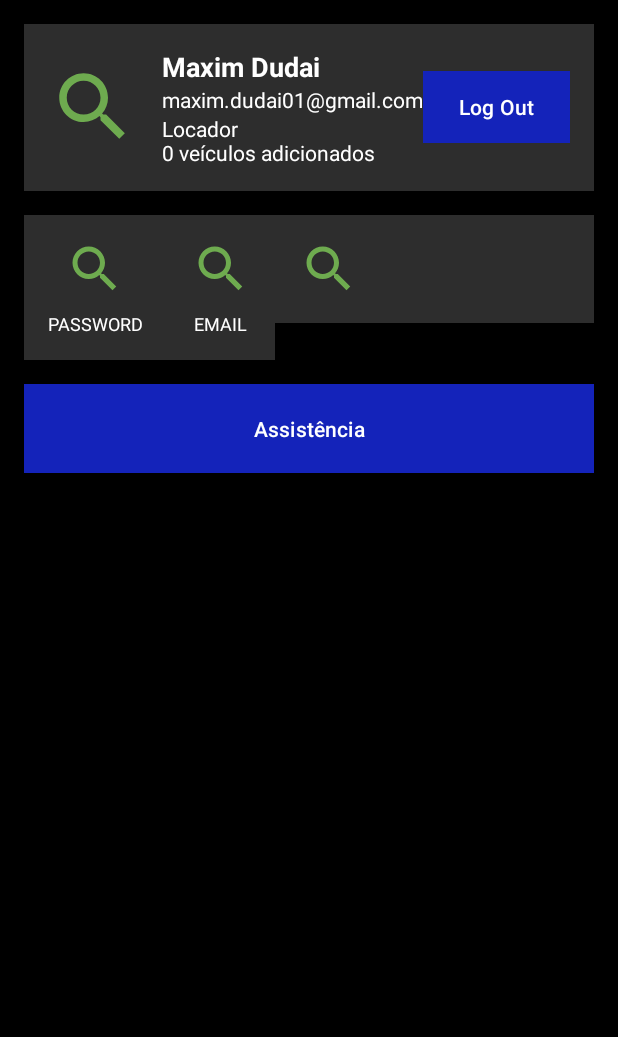
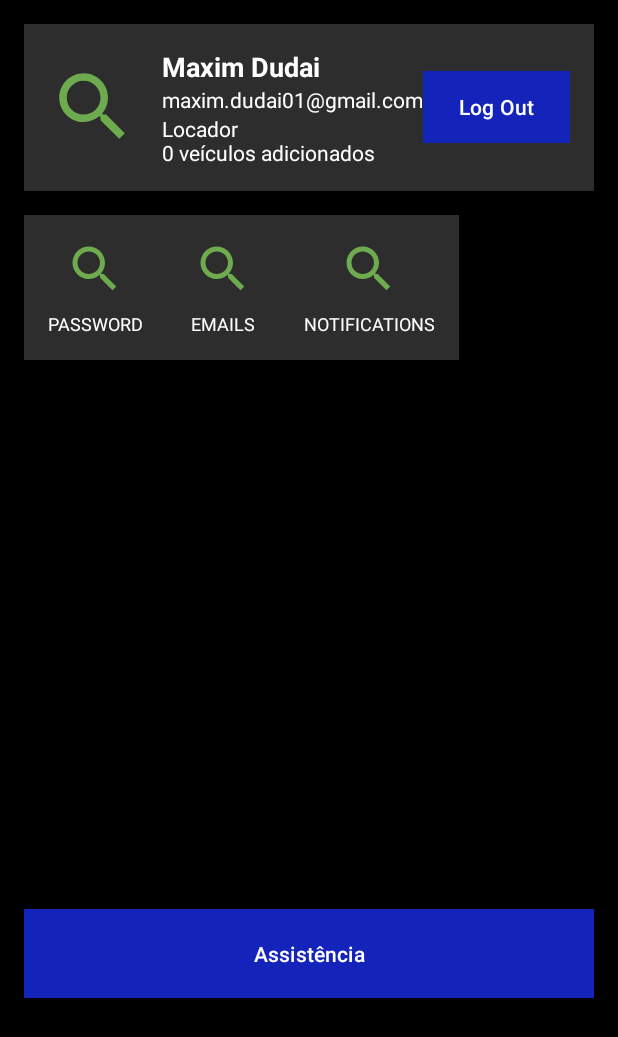
Before and after one commit to maximdudai/FastWheels, an Android app: the screen it shows after launch (UserProfile), after a tap on "LOGIN", on a phone screen of 412 x 824 dp. Shown: the top 1037 px of the screen. Run offline under Robolectric (Android 15) with nearby library versions, the phone set to English and light mode, and no system bars.

Commit message:
PFW-15
- created new package for constants variables used for sharedPreferences
- removing sharedPreferences data when user use logout

```diff
--- a/Mobile/app/src/main/java/pt/ipleiria/estg/dei/fastwheels/Login.java
+++ b/Mobile/app/src/main/java/pt/ipleiria/estg/dei/fastwheels/Login.java
@@ -11,6 +11,7 @@ import android.widget.Toast;
 
 import androidx.appcompat.app.AppCompatActivity;
 
+import pt.ipleiria.estg.dei.fastwheels.constants.Constants;
 import pt.ipleiria.estg.dei.fastwheels.utils.Helpers;
 
 public class Login extends AppCompatActivity {
@@ -19,11 +20,6 @@ public class Login extends AppCompatActivity {
     private EditText userPassword;
     private TextView toRegisterButton;
     private CheckBox keepLoggedInCheckbox;
-
-    private static final String PREFS_NAME = "FastWheelsPrefs";
-    private static final String KEY_EMAIL = "email";
-    private static final String KEY_PASSWORD = "password";
-    private static final String KEY_KEEP_LOGGED_IN = "keepLoggedIn";
 
     @Override
     protected void onCreate(Bundle savedInstanceState) {
@@ -35,12 +31,12 @@ public class Login extends AppCompatActivity {
         toRegisterButton = findViewById(R.id.noAccount);
         keepLoggedInCheckbox = findViewById(R.id.keepLoggedInCheckbox);
 
-        SharedPreferences sharedPreferences = getSharedPreferences(PREFS_NAME, MODE_PRIVATE);
-        boolean keepLoggedIn = sharedPreferences.getBoolean(KEY_KEEP_LOGGED_IN, false);
+        SharedPreferences sharedPreferences = getSharedPreferences(Constants.PREFS_NAME, MODE_PRIVATE);
+        boolean keepLoggedIn = sharedPreferences.getBoolean(Constants.KEY_KEEP_LOGGED_IN, false);
 
         if (keepLoggedIn) {
-            String savedEmail = sharedPreferences.getString(KEY_EMAIL, null);
-            String savedPassword = sharedPreferences.getString(KEY_PASSWORD, null);
+            String savedEmail = sharedPreferences.getString(Constants.KEY_EMAIL, null);
+            String savedPassword = sharedPreferences.getString(Constants.KEY_PASSWORD, null);
 
             if (savedEmail != null && savedPassword != null) {
                 // Redirecionar automaticamente para a MainActivity
--- a/Mobile/app/src/main/res/layout/activity_user_profile.xml
+++ b/Mobile/app/src/main/res/layout/activity_user_profile.xml
@@ -8,7 +8,6 @@
     tools:context=".UserProfile">
 
     <ScrollView
-        xmlns:android="http://schemas.android.com/apk/res/android"
         android:layout_width="match_parent"
         android:layout_height="match_parent"
         android:background="#000000"
@@ -67,10 +66,12 @@
                 </LinearLayout>
 
                 <Button
+                    android:id="@+id/btnLogout"
                     android:layout_width="wrap_content"
                     android:layout_height="wrap_content"
+                    android:background="#8B0000"
+                    android:onClick="handleLogout"
                     android:text="Log Out"
-                    android:background="#8B0000"
                     android:textColor="#FFFFFF" />
             </LinearLayout>
 
@@ -123,16 +124,18 @@
                     <TextView
                         android:layout_width="wrap_content"
                         android:layout_height="wrap_content"
-                        android:text="EMAIL"
+                        android:layout_marginTop="8dp"
+                        android:text="EMAILS"
                         android:textColor="#FFFFFF"
-                        android:layout_marginTop="8dp"
                         android:textSize="12sp" />
                 </LinearLayout>
 
-                <RelativeLayout
+                <LinearLayout
                     android:layout_width="wrap_content"
                     android:layout_height="wrap_content"
                     android:background="#2D2D2D"
+                    android:gravity="center"
+                    android:orientation="vertical"
                     android:padding="16dp">
 
                     <ImageView
@@ -142,24 +145,23 @@
                         app:tint="#99ff65" />
 
                     <TextView
-                        android:id="@+id/notification_badge"
-                        android:layout_width="20dp"
-                        android:layout_height="20dp"
-                        android:background="#FF0000"
+                        android:layout_width="wrap_content"
+                        android:layout_height="wrap_content"
+                        android:layout_marginTop="8dp"
+                        android:text="NOTIFICATIONS"
                         android:textColor="#FFFFFF"
-                        android:gravity="center"
-                        android:layout_alignParentEnd="true"
-                        android:layout_alignParentTop="true"
-                        android:text="1"
-                        android:layout_marginEnd="-10dp"
-                        android:layout_marginTop="-10dp"
-                        android:layout_gravity="end"
-                        android:padding="2dp"
-                        android:textSize="10sp" />
-                </RelativeLayout>
+                        android:textSize="12sp" />
+                </LinearLayout>
+
             </GridLayout>
 
             <!-- Assistance Button -->
+            <View
+                android:id="@+id/view4"
+                android:layout_width="wrap_content"
+                android:layout_height="350dp"
+                android:layout_weight="2" />
+
             <Button
                 android:layout_width="match_parent"
                 android:layout_height="wrap_content"
```
Also changed, not shown: Mobile/app/src/main/java/pt/ipleiria/estg/dei/fastwheels/UserProfile.java (+16 -4 lines), Mobile/app/src/main/java/pt/ipleiria/estg/dei/fastwheels/constants/Constants.java (+8 -1 lines).
